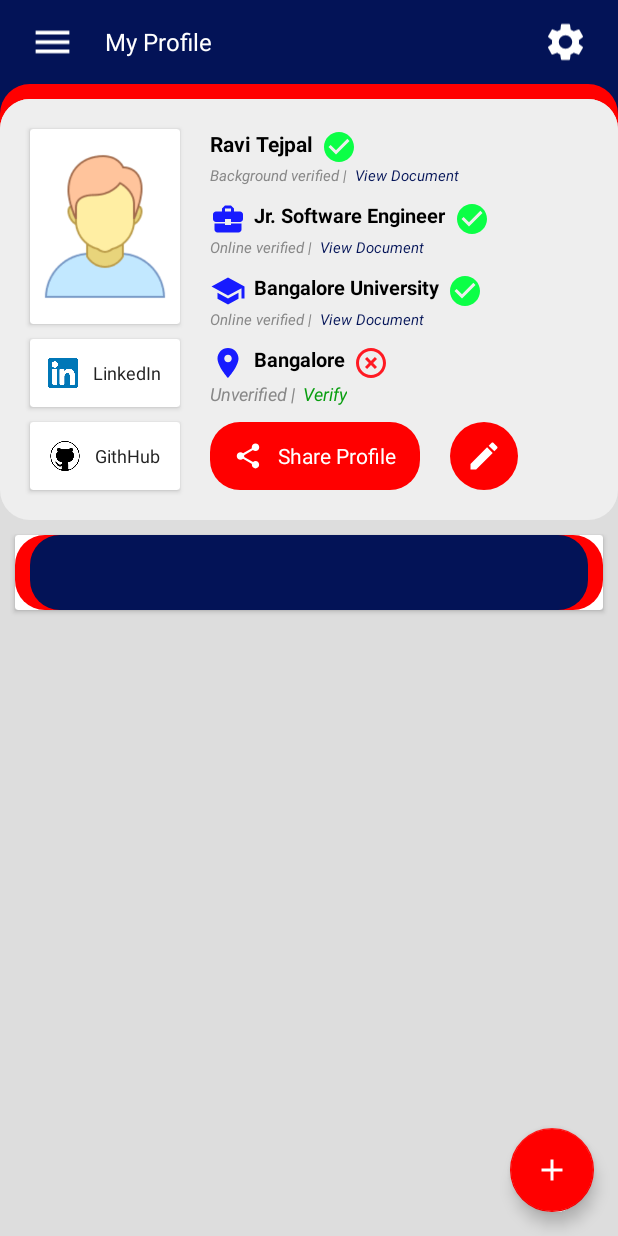
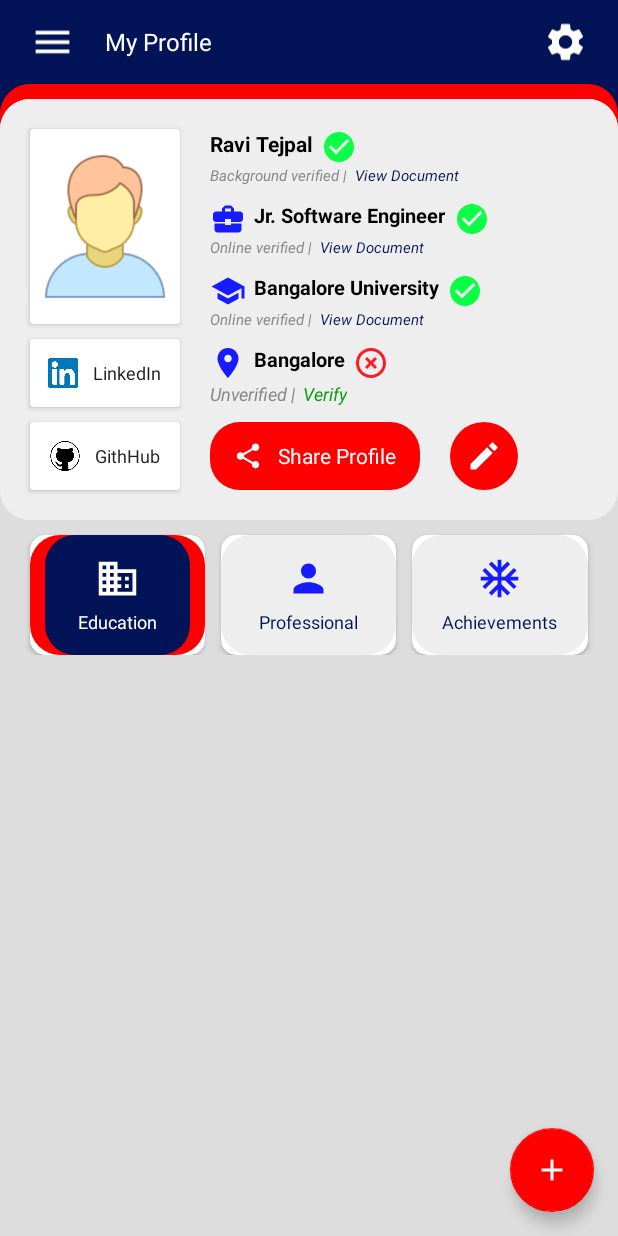
Before and after one commit to koushikcse/Android-Test-Works, an Android app: the screen it shows after launch (MainActivity), on a phone screen of 412 x 824 dp. Run offline under Robolectric (Android 15) with nearby library versions, the phone set to English and light mode, and no system bars; our stand-ins replace data binding.

Commit message:
Design test

```diff
--- a/designTest/app/src/main/res/layout/activity_main.xml
+++ b/designTest/app/src/main/res/layout/activity_main.xml
@@ -331,9 +331,12 @@
 
                         <androidx.cardview.widget.CardView
                             android:layout_width="0dp"
-                            android:layout_height="wrap_content"
-                            android:layout_margin="10dp"
-                            android:layout_weight="1">
+                            android:layout_height="80dp"
+                            android:layout_marginStart="20dp"
+                            android:layout_marginTop="10dp"
+                            android:layout_marginEnd="5dp"
+                            android:layout_weight="1"
+                            app:cardCornerRadius="10dp">
 
                             <FrameLayout
                                 android:layout_width="match_parent"
@@ -346,11 +349,99 @@
                                     android:layout_marginStart="10dp"
                                     android:layout_marginEnd="10dp"
                                     android:background="@drawable/bg_rounded_blue"
+                                    android:gravity="center"
                                     android:orientation="vertical">
 
                                     <ImageView
-                                        android:layout_width="50dp"
-                                        android:layout_height="50dp" />
+                                        android:layout_width="30dp"
+                                        android:layout_height="30dp"
+                                        android:src="@drawable/ic_domain_black_24dp" />
+
+                                    <TextView
+                                        android:layout_width="wrap_content"
+                                        android:layout_height="wrap_content"
+                                        android:layout_marginTop="5dp"
+                                        android:text="Education"
+                                        android:textColor="@color/colorWhite"
+                                        android:textSize="12sp" />
+                                </LinearLayout>
+                            </FrameLayout>
+                        </androidx.cardview.widget.CardView>
+
+                        <androidx.cardview.widget.CardView
+                            android:layout_width="0dp"
+                            android:layout_height="80dp"
+                            android:layout_marginStart="5dp"
+                            android:layout_marginTop="10dp"
+                            android:layout_marginEnd="5dp"
+                            android:layout_weight="1"
+                            app:cardCornerRadius="10dp">
+
+                            <FrameLayout
+                                android:layout_width="match_parent"
+                                android:layout_height="match_parent"
+                                android:background="@drawable/bg_rounded_content">
+
+                                <LinearLayout
+                                    android:layout_width="match_parent"
+                                    android:layout_height="match_parent"
+                                    android:layout_marginStart="10dp"
+                                    android:layout_marginEnd="10dp"
+                                    android:background="@drawable/bg_rounded_content"
+                                    android:gravity="center"
+                                    android:orientation="vertical">
+
+                                    <ImageView
+                                        android:layout_width="30dp"
+                                        android:layout_height="30dp"
+                                        android:src="@drawable/ic_person_black_24dp" />
+
+                                    <TextView
+                                        android:layout_width="wrap_content"
+                                        android:layout_height="wrap_content"
+                                        android:layout_marginTop="5dp"
+                                        android:text="Professional"
+                                        android:textColor="@color/colorBlue"
+                                        android:textSize="12sp" />
+                                </LinearLayout>
+                            </FrameLayout>
+                        </androidx.cardview.widget.CardView>
+
+                        <androidx.cardview.widget.CardView
+                            android:layout_width="0dp"
+                            android:layout_height="80dp"
+                            android:layout_marginStart="5dp"
+                            android:layout_marginTop="10dp"
+                            android:layout_marginEnd="20dp"
+                            android:layout_weight="1"
+                            app:cardCornerRadius="10dp">
+
+                            <FrameLayout
+                                android:layout_width="match_parent"
+                                android:layout_height="match_parent"
+                                android:background="@drawable/bg_rounded_content">
+
+                                <LinearLayout
+                                    android:layout_width="match_parent"
+                                    android:layout_height="match_parent"
+                                    android:layout_marginStart="10dp"
+                                    android:layout_marginEnd="10dp"
+                                    android:background="@drawable/bg_rounded_content"
+                                    android:gravity="center"
+                                    android:orientation="vertical">
+
+                                    <ImageView
+                                        android:layout_width="30dp"
+                                        android:layout_height="30dp"
+                                        android:src="@drawable/ic_ac_unit_black_24dp" />
+
+                                    <TextView
+                                        android:layout_width="wrap_content"
+                                        android:layout_height="wrap_content"
+                                        android:layout_marginTop="5dp"
+                                        android:text="Achievements"
+                                        android:textColor="@color/colorBlue"
+                                        android:textSize="12sp" />
                                 </LinearLayout>
                             </FrameLayout>
                         </androidx.cardview.widget.CardView>
```
